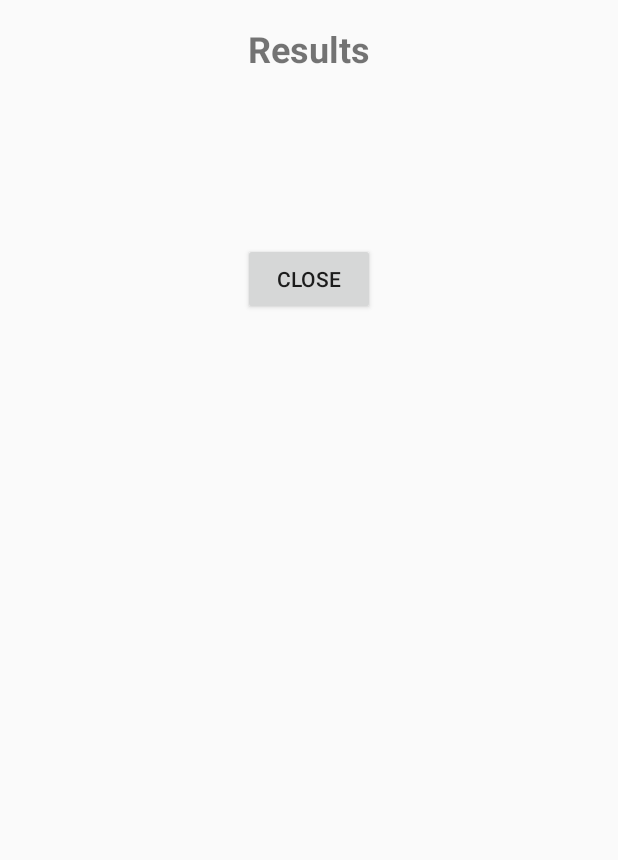
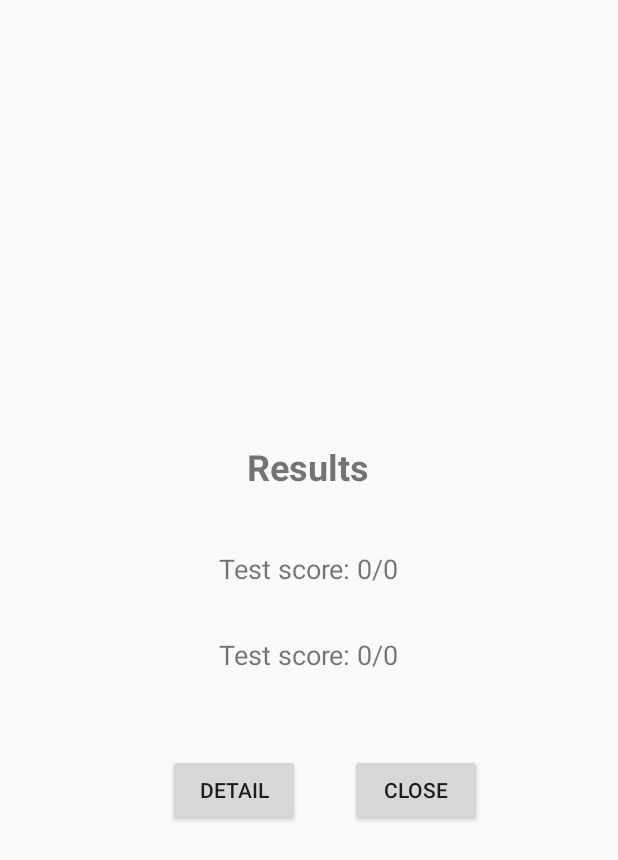
Before and after one commit to Nam0101/ToeicAndroidApp, an Android app: the layout fragment_practice_result.xml on its own in the app's theme, with its tools: preview values and no code run, on a phone screen of 412 x 824 dp. Shown: the top 860 px of the screen. Run offline under Robolectric (Android 15) with nearby library versions, the light colour scheme and no system bars.

Commit message:
fixed bug on Result

```diff
--- a/app/build.gradle.kts
+++ b/app/build.gradle.kts
@@ -46,13 +46,13 @@ android {
         debug {
 //            buildConfigField("String", "BASE_URL", "\"https://nam123.azurewebsites.net/\"")
 //            buildConfigField("String", "BASE_URL", "\"http://192.168.1.120/tienganh/\"")
-            buildConfigField("String", "BASE_URL", "\"http://192.168.1.120/tienganh/\"")
+            buildConfigField("String", "BASE_URL", "\"http://192.168.182.95/tienganh/\"")
 
         }
         release {
 //            buildConfigField("String", "BASE_URL", "\"https://nam123.azurewebsites.net/\"")
 //            buildConfigField("String", "BASE_URL", "\"http://192.168.1.120/tienganh/\"")
-            buildConfigField("String", "BASE_URL", "\"http://192.168.1.120/tienganh/\"")
+            buildConfigField("String", "BASE_URL", "\"http://192.168.182.95/tienganh/\"")
         }
     }
 
--- a/app/src/main/res/layout/fragment_practice_result.xml
+++ b/app/src/main/res/layout/fragment_practice_result.xml
@@ -1,5 +1,7 @@
 <!-- result_layout.xml -->
-<layout xmlns:android="http://schemas.android.com/apk/res/android">
+<layout xmlns:tools="http://schemas.android.com/tools"
+    xmlns:app="http://schemas.android.com/apk/res-auto"
+    xmlns:android="http://schemas.android.com/apk/res/android">
 
     <data>
         <import type="android.view.View" />
@@ -10,47 +12,80 @@
             name="quizViewModel"
             type="com.example.englishapp.presentation.viewmodel.QuizViewModel" />
     </data>
-<LinearLayout
+<androidx.constraintlayout.widget.ConstraintLayout
     android:layout_width="match_parent"
     android:layout_height="match_parent"
     android:layout_gravity="center"
     android:orientation="vertical"
     android:padding="16dp">
 
+    <!-- Thêm TextView mới để hiển thị điểm -->
+
     <TextView
         android:id="@+id/textViewResult"
         android:layout_width="wrap_content"
         android:layout_height="wrap_content"
+        android:layout_gravity="center_horizontal"
         android:text="Results"
         android:textSize="24sp"
         android:textStyle="bold"
-        android:layout_gravity="center_horizontal"
-        android:layout_marginBottom="16dp" />
+        app:layout_constraintBottom_toBottomOf="parent"
+        app:layout_constraintEnd_toEndOf="parent"
+        app:layout_constraintHorizontal_bias="0.498"
+        app:layout_constraintStart_toStartOf="parent"
+        app:layout_constraintTop_toTopOf="parent"
+        app:layout_constraintVertical_bias="0.367" />
 
     <TextView
         android:id="@+id/textViewScore"
         android:layout_width="wrap_content"
         android:layout_height="wrap_content"
+        android:layout_gravity="center_horizontal"
+        android:text="Test score: 0/0"
         android:textSize="18sp"
-        android:layout_gravity="center_horizontal"
-        android:layout_marginTop="16dp" />
+        app:layout_constraintBottom_toBottomOf="parent"
+        app:layout_constraintEnd_toEndOf="parent"
+        app:layout_constraintStart_toStartOf="parent"
+        app:layout_constraintTop_toTopOf="parent"
+        app:layout_constraintVertical_bias="0.457" />
 
-    <!-- Thêm TextView mới để hiển thị điểm -->
     <TextView
         android:id="@+id/textViewPoints"
         android:layout_width="wrap_content"
         android:layout_height="wrap_content"
+        android:layout_gravity="center_horizontal"
+        android:text="Test score: 0/0"
         android:textSize="18sp"
-        android:layout_gravity="center_horizontal"
-        android:layout_marginTop="16dp" />
+        app:layout_constraintBottom_toBottomOf="parent"
+        app:layout_constraintEnd_toEndOf="parent"
+        app:layout_constraintStart_toStartOf="parent"
+        app:layout_constraintTop_toTopOf="@+id/textViewResult"
+        app:layout_constraintVertical_bias="0.265" />
 
     <Button
         android:id="@+id/buttonClose"
         android:layout_width="wrap_content"
         android:layout_height="wrap_content"
+        android:layout_gravity="center_horizontal"
         android:text="Close"
+        app:layout_constraintBottom_toBottomOf="parent"
+        app:layout_constraintEnd_toEndOf="parent"
+        app:layout_constraintHorizontal_bias="0.745"
+        app:layout_constraintStart_toStartOf="parent"
+        app:layout_constraintTop_toTopOf="parent"
+        app:layout_constraintVertical_bias="0.654" />
+
+    <Button
+        android:id="@+id/buttonDetail"
+        android:layout_width="wrap_content"
+        android:layout_height="wrap_content"
         android:layout_gravity="center_horizontal"
-        android:layout_marginTop="16dp" />
-
-</LinearLayout>
+        android:text="Detail"
+        app:layout_constraintBottom_toBottomOf="parent"
+        app:layout_constraintEnd_toEndOf="parent"
+        app:layout_constraintHorizontal_bias="0.329"
+        app:layout_constraintStart_toStartOf="parent"
+        app:layout_constraintTop_toTopOf="parent"
+        app:layout_constraintVertical_bias="0.654" />
+</androidx.constraintlayout.widget.ConstraintLayout>
 </layout>
```
Also changed, not shown: app/src/main/java/com/example/englishapp/presentation/activity/QuizActivity.java (+1 -21 lines), app/src/main/java/com/example/englishapp/presentation/fragment/PracticeResultFragment.java (+3 -17 lines), app/src/main/java/com/example/englishapp/presentation/fragment/QuizFragment.java (+30 -25 lines), app/src/main/java/com/example/englishapp/presentation/viewmodel/QuizSharedViewModel.java (+6 -8 lines), app/src/main/res/layout/activity_quiz.xml (+6 -24 lines).
